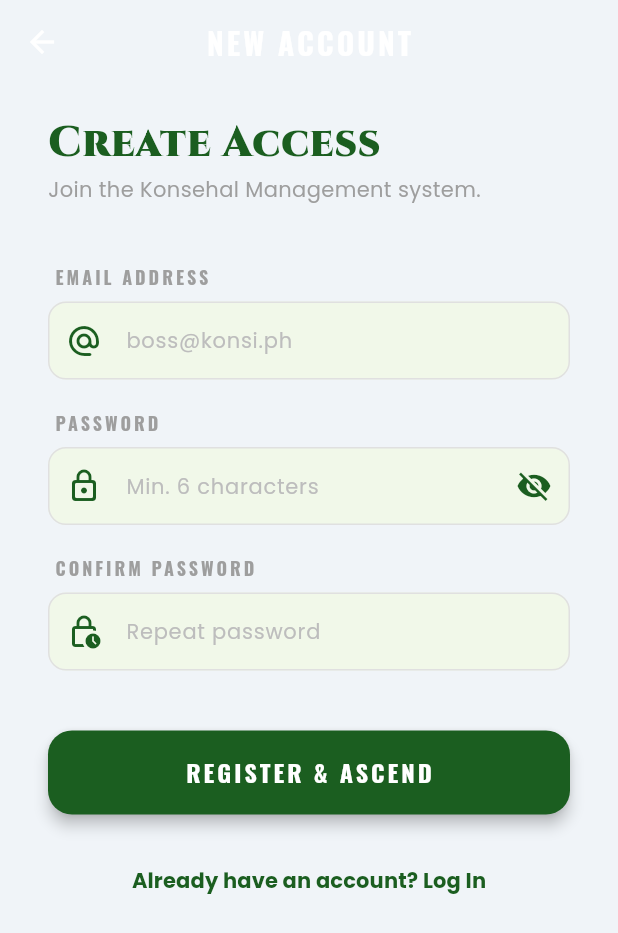
After one commit to kingkurtkyot/Konsehal_Management, a Flutter app: the screen it shows after launch, after a tap on "SIGN UP & CREATE ACCOUNT", on a phone screen of 412 x 824 dp. The commit adds this screen. Shown: the top 933 px of the screen. Run offline on Flutter 3.47's test engine with Material 3 defaults, Android fonts, the phone set to English and light mode, and no system bars; our stand-ins replace flutter_dotenv, flutter_local_notifications, google_fonts, google_generative_ai, image_picker, permission_handler and 6 more; missing offline and left inert: gal; accounts and stored records are empty.

Commit message:
Implement user registration and instant login flow

```diff
--- a/lib/screens/login_screen.dart
+++ b/lib/screens/login_screen.dart
@@ -2,6 +2,7 @@ import 'package:flutter/material.dart';
 import 'package:google_fonts/google_fonts.dart';
 import '../services/supabase_service.dart';
 import 'home_screen.dart';
+import 'register_screen.dart';
 
 class LoginScreen extends StatefulWidget {
   const LoginScreen({super.key});
@@ -165,12 +166,17 @@ class _LoginScreenState extends State<LoginScreen> {
                   Center(
                     child: TextButton(
                       onPressed: () {
-                        // Open Supabase registration link or handle locally
-                        _showSnackbar('Kontakin ang system admin para sa pag-gawa ng account.', isError: false);
+                        Navigator.of(context).push(
+                          MaterialPageRoute(builder: (context) => const RegisterScreen()),
+                        );
                       },
                       child: Text(
-                        'New Account Request',
-                        style: GoogleFonts.poppins(color: primaryColor, fontWeight: FontWeight.bold),
+                        'SIGN UP & CREATE ACCOUNT',
+                        style: GoogleFonts.poppins(
+                          color: primaryColor,
+                          fontWeight: FontWeight.bold,
+                          letterSpacing: 1,
+                        ),
                       ),
                     ),
                   ),
--- /dev/null
+++ b/lib/screens/register_screen.dart
@@ -0,0 +1,215 @@
+import 'package:flutter/material.dart';
+import 'package:google_fonts/google_fonts.dart';
+import '../services/supabase_service.dart';
+import 'home_screen.dart';
+
+class RegisterScreen extends StatefulWidget {
+  const RegisterScreen({super.key});
+
+  @override
+  State<RegisterScreen> createState() => _RegisterScreenState();
+}
+
+class _RegisterScreenState extends State<RegisterScreen> {
+  final _emailController = TextEditingController();
+  final _passwordController = TextEditingController();
+  final _confirmPasswordController = TextEditingController();
+  bool _isLoading = false;
+  bool _obscurePassword = true;
+
+  Future<void> _handleRegister() async {
+    final email = _emailController.text.trim();
+    final password = _passwordController.text.trim();
+    final confirmPassword = _confirmPasswordController.text.trim();
+
+    if (email.isEmpty || password.isEmpty) {
+      _showSnackbar('Ipasok ang email at password.', isError: true);
+      return;
+    }
+
+    if (password != confirmPassword) {
+      _showSnackbar('Hindi magkatugma ang password.', isError: true);
+      return;
+    }
+
+    if (password.length < 6) {
+      _showSnackbar('Password must be at least 6 characters.', isError: true);
+      return;
+    }
+
+    setState(() => _isLoading = true);
+    try {
+      await SupabaseService().signUp(email, password);
+
+      // Since the user wants "start immediately", we attempt to sign in right after signup
+      // Note: If email confirmation is enabled in Supabase Dashboard, this might still fail
+      // until confirmed, but we proceed with the UI flow.
+      await SupabaseService().signIn(email, password);
+
+      if (mounted) {
+        _showSnackbar('Account created successfully!', isError: false);
+        Navigator.of(context).pushAndRemoveUntil(
+          MaterialPageRoute(builder: (context) => const HomeScreen()),
+          (route) => false,
+        );
+      }
+    } catch (e) {
+      _showSnackbar('Sign Up Failed: ${e.toString()}', isError: true);
+    } finally {
+      if (mounted) setState(() => _isLoading = false);
+    }
+  }
+
+  void _showSnackbar(String message, {bool isError = false}) {
+    ScaffoldMessenger.of(context).showSnackBar(
+      SnackBar(
+        content: Text(message, style: GoogleFonts.poppins()),
+        backgroundColor: isError ? Colors.red.shade700 : Colors.green.shade700,
+        behavior: SnackBarBehavior.floating,
+      ),
+    );
+  }
+
+  @override
+  Widget build(BuildContext context) {
+    final isDark = Theme.of(context).brightness == Brightness.dark;
+    final primaryColor = const Color(0xFF1B5E20);
+
+    return Scaffold(
+      appBar: AppBar(
+        title: Text('NEW ACCOUNT', style: GoogleFonts.oswald(letterSpacing: 2)),
+        centerTitle: true,
+        backgroundColor: Colors.transparent,
+        elevation: 0,
+        foregroundColor: isDark ? Colors.white : primaryColor,
+      ),
+      body: SafeArea(
+        child: SingleChildScrollView(
+          padding: const EdgeInsets.symmetric(horizontal: 32, vertical: 20),
+          child: Column(
+            crossAxisAlignment: CrossAxisAlignment.start,
+            children: [
+              Text(
+                'Create Access',
+                style: GoogleFonts.cinzel(
+                  fontSize: 28,
+                  fontWeight: FontWeight.w900,
+                  color: isDark ? Colors.white : primaryColor,
+                ),
+              ),
+              Text(
+                'Join the Konsehal Management system.',
+                style: GoogleFonts.poppins(fontSize: 14, color: Colors.grey),
+              ),
+              const SizedBox(height: 40),
+
+              // Email Input
+              _buildLabel('Email Address'),
+              TextField(
+                controller: _emailController,
+                keyboardType: TextInputType.emailAddress,
+                decoration: _buildInputDecoration(
+                  hint: 'boss@konsi.ph',
+                  icon: Icons.alternate_email_rounded,
+                ),
+              ),
+              const SizedBox(height: 20),
+
+              // Password Input
+              _buildLabel('Password'),
+              TextField(
+                controller: _passwordController,
+                obscureText: _obscurePassword,
+                decoration: _buildInputDecoration(
+                  hint: 'Min. 6 characters',
+                  icon: Icons.lock_outline_rounded,
+                  suffixIcon: IconButton(
+                    icon: Icon(
+                      _obscurePassword ? Icons.visibility_off : Icons.visibility,
+                      color: primaryColor,
+                    ),
+                    onPressed: () => setState(() => _obscurePassword = !_obscurePassword),
+                  ),
+                ),
+              ),
+              const SizedBox(height: 20),
+
+              // Confirm Password
+              _buildLabel('Confirm Password'),
+              TextField(
+                controller: _confirmPasswordController,
+                obscureText: _obscurePassword,
+                decoration: _buildInputDecoration(
+                  hint: 'Repeat password',
+                  icon: Icons.lock_clock_outlined,
+                ),
+              ),
+              const SizedBox(height: 40),
+
+              // Sign Up Button
+              SizedBox(
+                width: double.infinity,
+                height: 56,
+                child: ElevatedButton(
+                  onPressed: _isLoading ? null : _handleRegister,
+                  style: ElevatedButton.styleFrom(
+                    backgroundColor: primaryColor,
+                    foregroundColor: Colors.white,
+                    shape: RoundedRectangleBorder(borderRadius: BorderRadius.circular(16)),
+                    elevation: 4,
+                  ),
+                  child: _isLoading
+                      ? const CircularProgressIndicator(color: Colors.white)
+                      : Text(
+                          'REGISTER & ASCEND',
+                          style: GoogleFonts.oswald(
+                            fontSize: 16,
+                            fontWeight: FontWeight.bold,
+                            letterSpacing: 2,
+                          ),
+                        ),
+                ),
+              ),
+              const SizedBox(height: 20),
+              Center(
+                child: TextButton(
+                  onPressed: () => Navigator.of(context).pop(),
+                  child: Text(
+                    'Already have an account? Log In',
+                    style: GoogleFonts.poppins(color: primaryColor, fontWeight: FontWeight.bold),
+                  ),
+                ),
+              ),
+            ],
+          ),
+        ),
+      ),
+    );
+  }
+
+  Widget _buildLabel(String label) {
+    return Padding(
+      padding: const EdgeInsets.only(left: 4, bottom: 8),
+      child: Text(
+        label.toUpperCase(),
+        style: GoogleFonts.oswald(fontSize: 12, fontWeight: FontWeight.bold, color: Colors.grey, letterSpacing: 2),
+      ),
+    );
+  }
+
+  InputDecoration _buildInputDecoration({required String hint, required IconData icon, Widget? suffixIcon}) {
+    return InputDecoration(
+      prefixIcon: Icon(icon, color: const Color(0xFF1B5E20)),
+      suffixIcon: suffixIcon,
+      hintText: hint,
+      hintStyle: GoogleFonts.poppins(color: Colors.grey.shade400, fontSize: 14),
+      filled: true,
+      fillColor: const Color(0xFFF1F8E9),
+      border: OutlineInputBorder(borderRadius: BorderRadius.circular(16), borderSide: BorderSide.none),
+      focusedBorder: OutlineInputBorder(
+        borderRadius: BorderRadius.circular(16),
+        borderSide: const BorderSide(color: Color(0xFF1B5E20), width: 2),
+      ),
+    );
+  }
+}
```
